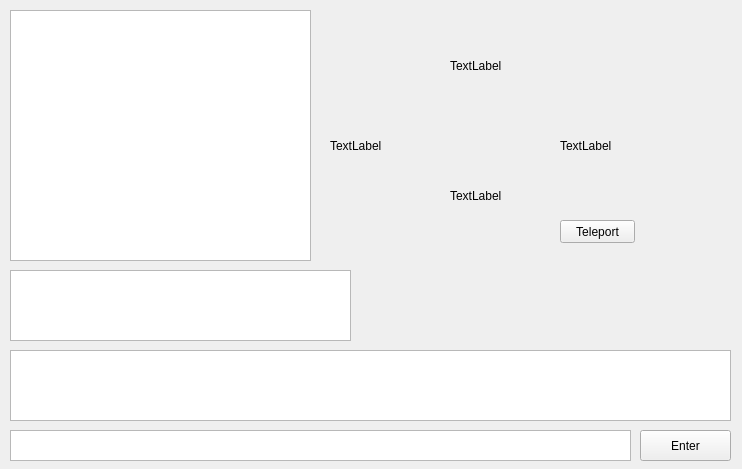
Old version of the form mainwindow.ui in the repository ChrisMul-97/TestingQT.
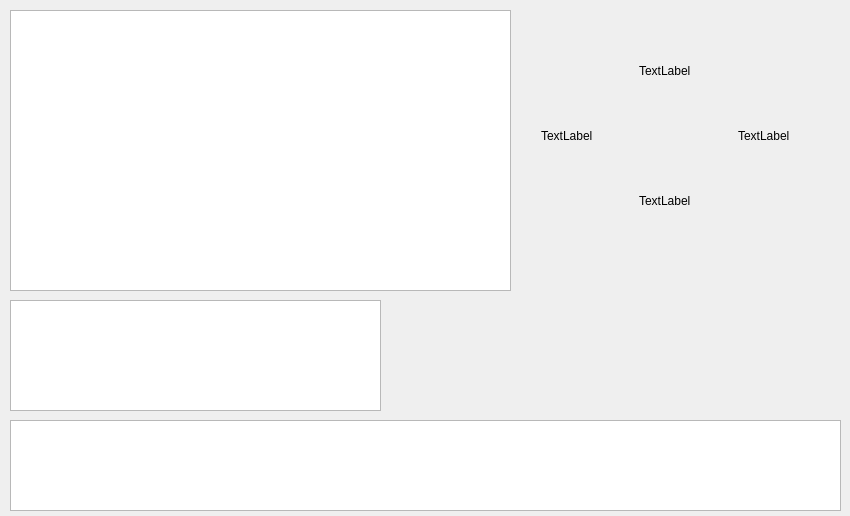
New version of the form. Custom widgets are drawn as their Qt base class.

Diff of the .ui file:
```diff
--- a/mainwindow.ui
+++ b/mainwindow.ui
@@ -6,138 +6,84 @@
    <rect>
     <x>0</x>
     <y>0</y>
-    <width>742</width>
-    <height>469</height>
+    <width>850</width>
+    <height>516</height>
    </rect>
   </property>
   <property name="windowTitle">
    <string>MainWindow</string>
   </property>
   <widget class="QWidget" name="centralWidget">
-   <widget class="QTextBrowser" name="textBrowser">
-    <property name="geometry">
-     <rect>
-      <x>10</x>
-      <y>350</y>
-      <width>721</width>
-      <height>71</height>
-     </rect>
-    </property>
-   </widget>
-   <widget class="ClickableLabel" name="labelUp">
-    <property name="geometry">
-     <rect>
-      <x>450</x>
-      <y>30</y>
-      <width>71</width>
-      <height>71</height>
-     </rect>
-    </property>
-    <property name="text">
-     <string>TextLabel</string>
-    </property>
-   </widget>
-   <widget class="ClickableLabel" name="labelRight">
-    <property name="geometry">
-     <rect>
-      <x>560</x>
-      <y>110</y>
-      <width>71</width>
-      <height>71</height>
-     </rect>
-    </property>
-    <property name="text">
-     <string>TextLabel</string>
-    </property>
-   </widget>
-   <widget class="ClickableLabel" name="labelDown">
-    <property name="geometry">
-     <rect>
-      <x>450</x>
-      <y>160</y>
-      <width>71</width>
-      <height>71</height>
-     </rect>
-    </property>
-    <property name="text">
-     <string>TextLabel</string>
-    </property>
-   </widget>
-   <widget class="ClickableLabel" name="labelLeft">
-    <property name="geometry">
-     <rect>
-      <x>330</x>
-      <y>110</y>
-      <width>81</width>
-      <height>71</height>
-     </rect>
-    </property>
-    <property name="text">
-     <string>TextLabel</string>
-    </property>
-   </widget>
-   <widget class="QTextEdit" name="textEdit">
-    <property name="geometry">
-     <rect>
-      <x>10</x>
-      <y>430</y>
-      <width>621</width>
-      <height>31</height>
-     </rect>
-    </property>
-    <property name="verticalScrollBarPolicy">
-     <enum>Qt::ScrollBarAlwaysOff</enum>
-    </property>
-    <property name="horizontalScrollBarPolicy">
-     <enum>Qt::ScrollBarAlwaysOff</enum>
-    </property>
-   </widget>
-   <widget class="QPushButton" name="pushButton">
-    <property name="geometry">
-     <rect>
-      <x>640</x>
-      <y>430</y>
-      <width>91</width>
-      <height>31</height>
-     </rect>
-    </property>
-    <property name="text">
-     <string>Enter</string>
-    </property>
-   </widget>
    <widget class="QGraphicsView" name="graphicsView">
     <property name="geometry">
      <rect>
       <x>10</x>
       <y>10</y>
-      <width>301</width>
-      <height>251</height>
+      <width>501</width>
+      <height>281</height>
      </rect>
     </property>
    </widget>
-   <widget class="QPushButton" name="pushButtonTeleport">
-    <property name="geometry">
-     <rect>
-      <x>560</x>
-      <y>220</y>
-      <width>75</width>
-      <height>23</height>
-     </rect>
-    </property>
-    <property name="text">
-     <string>Teleport</string>
-    </property>
-   </widget>
    <widget class="QListWidget" name="listWidgetItems">
     <property name="geometry">
      <rect>
       <x>10</x>
-      <y>270</y>
-      <width>341</width>
-      <height>71</height>
+      <y>300</y>
+      <width>371</width>
+      <height>111</height>
      </rect>
     </property>
    </widget>
+   <widget class="QTextBrowser" name="textBrowser">
+    <property name="geometry">
+     <rect>
+      <x>10</x>
+      <y>420</y>
+      <width>831</width>
+      <height>91</height>
+     </rect>
+    </property>
+   </widget>
+   <widget class="QWidget" name="gridLayoutWidget">
+    <property name="geometry">
+     <rect>
+      <x>530</x>
+      <y>30</y>
+      <width>311</width>
+      <height>211</height>
+     </rect>
+    </property>
+    <layout class="QGridLayout" name="gridLayout">
+     <item row="4" column="2">
+      <widget class="ClickableLabel" name="labelDown">
+       <property name="text">
+        <string>TextLabel</string>
+       </property>
+      </widget>
+     </item>
+     <item row="3" column="3">
+      <widget class="ClickableLabel" name="labelRight">
+       <property name="text">
+        <string>TextLabel</string>
+       </property>
+      </widget>
+     </item>
+     <item row="3" column="1">
+      <widget class="ClickableLabel" name="labelLeft">
+       <property name="text">
+        <string>TextLabel</string>
+       </property>
+      </widget>
+     </item>
+     <item row="0" column="2">
+      <widget class="ClickableLabel" name="labelUp">
+       <property name="text">
+        <string>TextLabel</string>
+       </property>
+      </widget>
+     </item>
+    </layout>
+   </widget>
   </widget>
  </widget>
  <layoutdefault spacing="6" margin="11"/>
```
